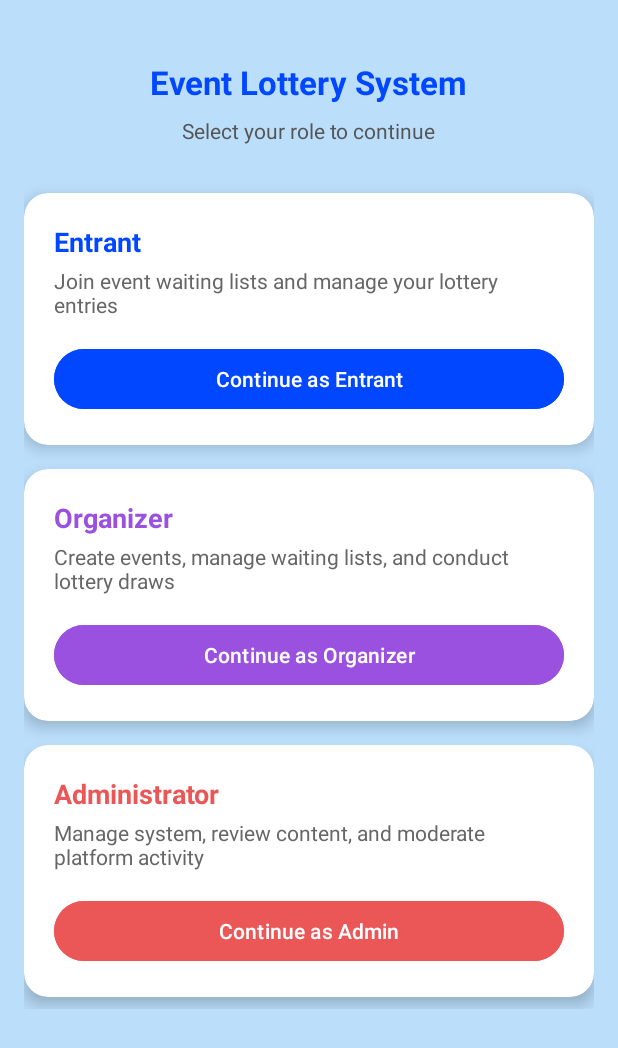
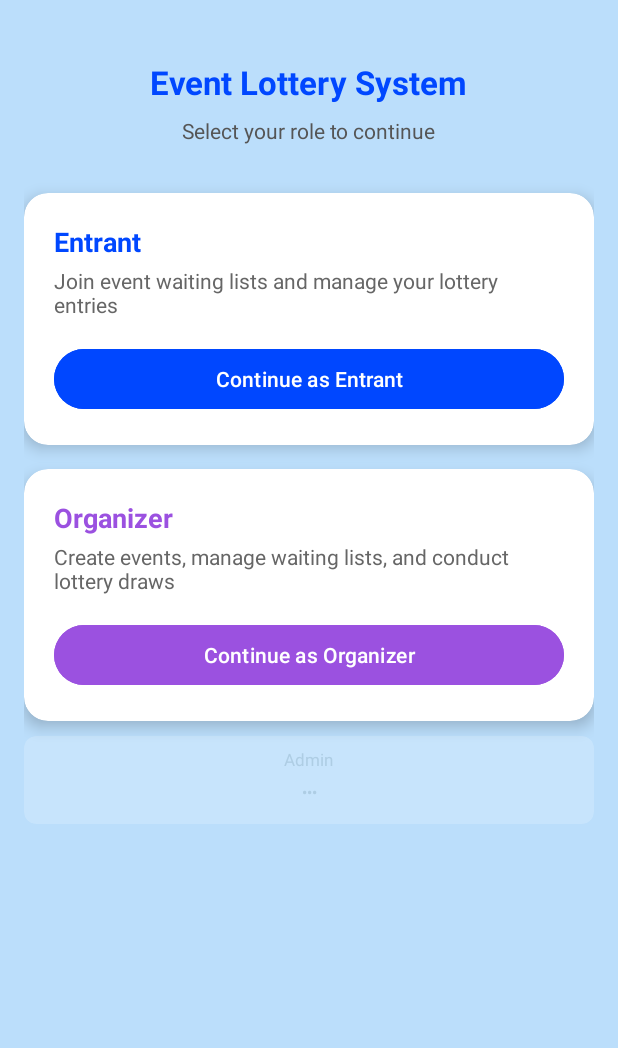
Before and after one commit to CMPUT301F25gainly/gainly-flow, an Android app: the screen it shows after launch (MainActivity), on a phone screen of 412 x 824 dp. Shown: the top 1048 px of the screen. Run offline under Robolectric (Android 15) with nearby library versions, the phone set to English and light mode, and no system bars; our stand-ins replace Firebase (no records; nobody signed in at launch, a user with empty details on screens opened directly).

Commit message:
event main bug

```diff
--- a/Gainly_Flow/app/src/main/res/layout/activity_main.xml
+++ b/Gainly_Flow/app/src/main/res/layout/activity_main.xml
@@ -121,47 +121,45 @@
             </LinearLayout>
         </androidx.cardview.widget.CardView>
 
-        <!-- Administrator Card -->
+        <!-- Administrator Card - Made extremely hard to see -->
         <androidx.cardview.widget.CardView
             android:layout_width="match_parent"
             android:layout_height="wrap_content"
-            android:layout_marginVertical="8dp"
-            app:cardCornerRadius="16dp"
-            app:cardElevation="6dp"
-            android:backgroundTint="#FFFFFF">
+            android:layout_marginVertical="2dp"
+            app:cardCornerRadius="8dp"
+            app:cardElevation="0dp"
+            android:backgroundTint="#E3F2FD"
+            android:layout_marginTop="24dp"
+            android:alpha="0.3">
 
             <LinearLayout
                 android:layout_width="match_parent"
                 android:layout_height="wrap_content"
                 android:orientation="vertical"
-                android:padding="20dp">
+                android:padding="8dp"
+                android:gravity="center_horizontal">
 
                 <TextView
                     android:layout_width="wrap_content"
                     android:layout_height="wrap_content"
-                    android:text="Administrator"
-                    android:textSize="18sp"
-                    android:textStyle="bold"
-                    android:textColor="#EB5757"
-                    android:layout_marginBottom="4dp"/>
-
-                <TextView
-                    android:layout_width="wrap_content"
-                    android:layout_height="wrap_content"
-                    android:text="Manage system, review content, and moderate platform activity"
-                    android:textColor="#666666"
-                    android:textSize="14sp"
-                    android:layout_marginBottom="16dp"/>
+                    android:text="Admin"
+                    android:textSize="11sp"
+                    android:textColor="#90A4AE"
+                    android:layout_marginBottom="1dp"/>
 
                 <Button
                     android:id="@+id/btnAdminLogin"
-                    android:layout_width="match_parent"
+                    android:layout_width="wrap_content"
                     android:layout_height="wrap_content"
-                    android:text="Continue as Admin"
-                    android:backgroundTint="#EB5757"
-                    android:textColor="#FFFFFF"
-                    android:paddingVertical="10dp"
-                    android:fontFamily="sans-serif-medium" />
+                    android:text="•••"
+                    android:backgroundTint="#E3F2FD"
+                    android:textColor="#90A4AE"
+                    android:paddingVertical="2dp"
+                    android:paddingHorizontal="8dp"
+                    android:textSize="10sp"
+                    android:fontFamily="sans-serif-medium"
+                    android:minWidth="0dp"
+                    android:minHeight="0dp" />
             </LinearLayout>
         </androidx.cardview.widget.CardView>
 
```
Also changed, not shown: Gainly_Flow/app/src/main/java/com/example/gainly_flow/AdminMainActivity.java (+104 -27 lines), Gainly_Flow/app/src/main/java/com/example/gainly_flow/EntrantViewMain.java (+57 -1 lines).
